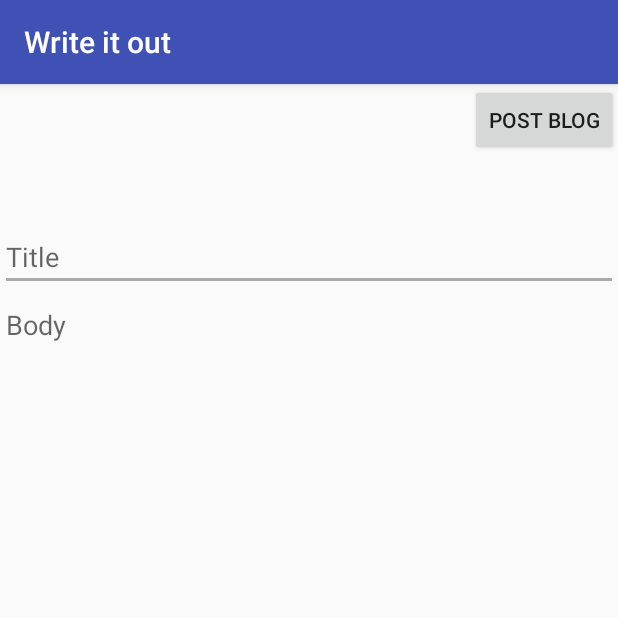
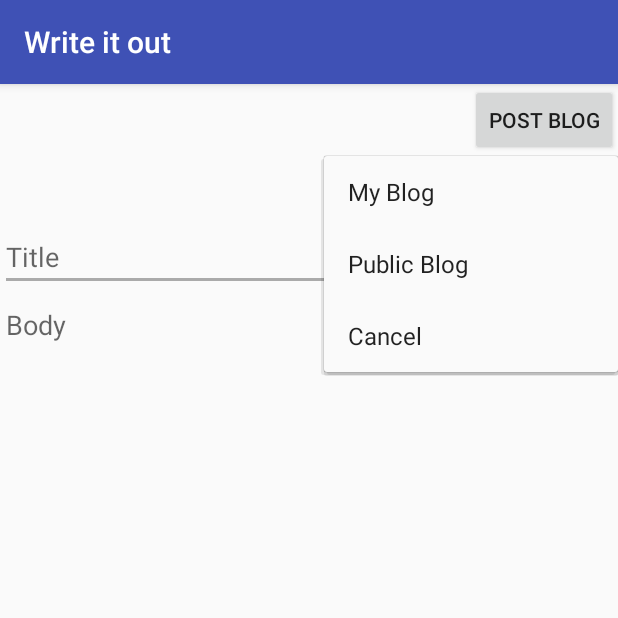
Before and after one commit to bannavarapu/FeelGood, an Android app: the PostBlog screen opened directly, with no data from a screen before it, after a tap on "POST BLOG", on a phone screen of 412 x 824 dp, the top half of it. Run offline under Robolectric (Android 15) with nearby library versions, the light colour scheme and no system bars.

Commit message:
Front end blog done

```diff
--- a/app/src/main/java/com/example/anudeepthi/feelgood/Blog.java
+++ b/app/src/main/java/com/example/anudeepthi/feelgood/Blog.java
@@ -95,7 +95,8 @@ public class Blog extends AppCompatActivity {
         int id = item.getItemId();
 
         //noinspection SimplifiableIfStatement
-        if (id == R.id.action_settings) {
+        if (id == R.id.action_dashboard) {
+            finish();
             return true;
         }
 
--- a/app/src/main/java/com/example/anudeepthi/feelgood/PostBlog.java
+++ b/app/src/main/java/com/example/anudeepthi/feelgood/PostBlog.java
@@ -1,5 +1,6 @@
 package com.example.anudeepthi.feelgood;
 
+import android.content.Intent;
 import android.support.v7.app.AppCompatActivity;
 import android.os.Bundle;
 import android.view.MenuItem;
@@ -16,24 +17,39 @@ public class PostBlog extends AppCompatActivity {
         super.onCreate(savedInstanceState);
         setContentView(R.layout.activity_post_blog);
 
+        post = (Button) findViewById(R.id.postBlog);
 
-    }
+        post.setOnClickListener(new View.OnClickListener() {
+            @Override
+            public void onClick(View v) {
+                PopupMenu popup = new PopupMenu(PostBlog.this, post);
+                popup.getMenuInflater()
+                        .inflate(R.menu.post_blog, popup.getMenu());
+                popup.setOnMenuItemClickListener(new PopupMenu.OnMenuItemClickListener() {
+                    @Override
+                    public boolean onMenuItemClick(MenuItem item) {
+                        int id = item.getItemId();
 
-    public void Post(View view){
+                        if (id == R.id.MyBlog){
+                            //My blog code
+                        }else if(id == R.id.PublicBlog){
+                            //Public blog code
+                        }else if(id == R.id.cancel){
+                            finish();
+                        }
 
-        post = (Button) findViewById(R.id.postBlog);
-        PopupMenu popUp = new PopupMenu(PostBlog.this, post);
-        popUp.getMenuInflater().inflate(R.menu.post_blog, popUp.getMenu());
+                        return true;
+                    }
+                });
 
-        popUp.setOnMenuItemClickListener(new PopupMenu.OnMenuItemClickListener() {
-            @Override
-            public boolean onMenuItemClick(MenuItem item) {
-                Toast.makeText(PostBlog.this, "You posted in "+ item.getTitle(), Toast.LENGTH_LONG).show();
-                return true;
+                popup.show();
             }
         });
+
+
 
     }
 
 
+
 }
--- a/app/src/main/java/com/example/anudeepthi/feelgood/RelaxOptions.java
+++ b/app/src/main/java/com/example/anudeepthi/feelgood/RelaxOptions.java
@@ -128,8 +128,7 @@ public class RelaxOptions extends AppCompatActivity
 
         //noinspection SimplifiableIfStatement
         if (id == R.id.action_dashboard) {
-            Intent intent = new Intent(this, MainActivity.class);
-            startActivity(intent);
+            finish();
             return true;
         }
 
--- a/app/src/main/res/layout/activity_post_blog.xml
+++ b/app/src/main/res/layout/activity_post_blog.xml
@@ -9,8 +9,7 @@
         android:layout_width="wrap_content"
         android:layout_height="wrap_content"
         android:layout_gravity="end"
-        android:text="Post Blog"
-        android:onClick="Post"/>
+        android:text="Post Blog" />
     <EditText
         android:layout_width="match_parent"
         android:layout_height="0dp"
--- a/app/src/main/res/menu/menu_blog.xml
+++ b/app/src/main/res/menu/menu_blog.xml
@@ -3,8 +3,8 @@
     xmlns:tools="http://schemas.android.com/tools"
     tools:context="com.example.anudeepthi.feelgood.Blog">
     <item
-        android:id="@+id/action_settings"
+        android:id="@+id/action_dashboard"
         android:orderInCategory="100"
-        android:title="@string/action_settings"
-        app:showAsAction="never" />
+        android:title="Dashboard"
+        app:showAsAction="always" />
 </menu>
--- a/app/src/main/res/menu/post_blog.xml
+++ b/app/src/main/res/menu/post_blog.xml
@@ -4,19 +4,16 @@
 
     <item
         android:id="@+id/MyBlog"
-        app:showAsAction="never"
         android:title="My Blog"
         android:orderInCategory="1"/>
 
     <item
         android:id="@+id/PublicBlog"
-        app:showAsAction="never"
         android:title="Public Blog"
         android:orderInCategory="2"/>
 
     <item
         android:id="@+id/cancel"
-        app:showAsAction="never"
         android:orderInCategory="3"
         android:title="Cancel"/>
 
```
Also changed, not shown: app/src/main/res/drawable/pink_heart.png (added).
